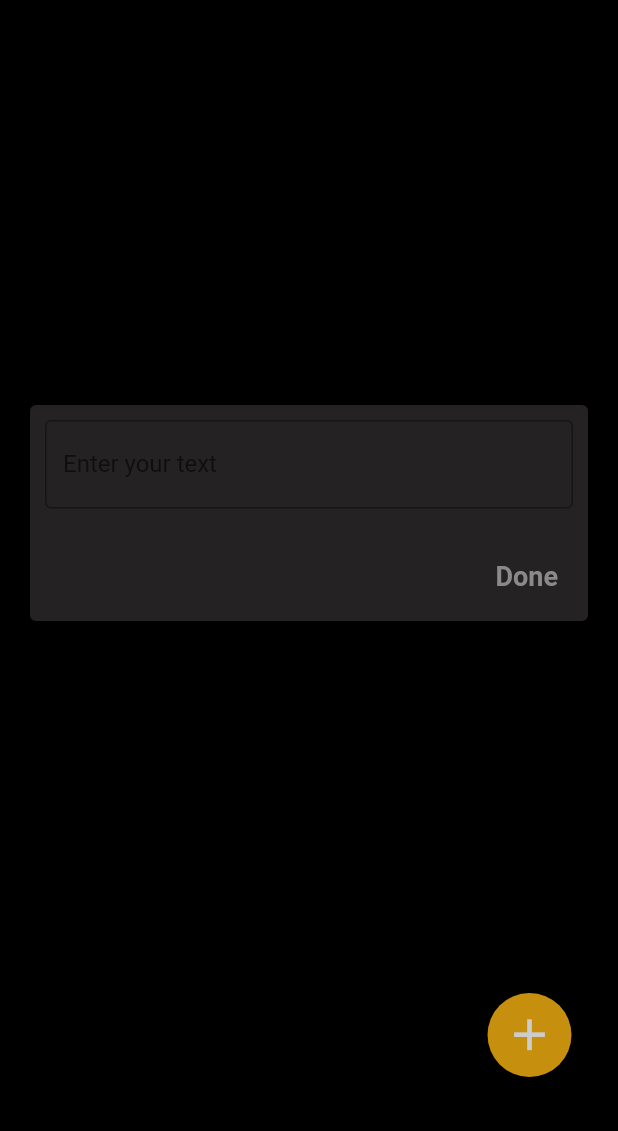
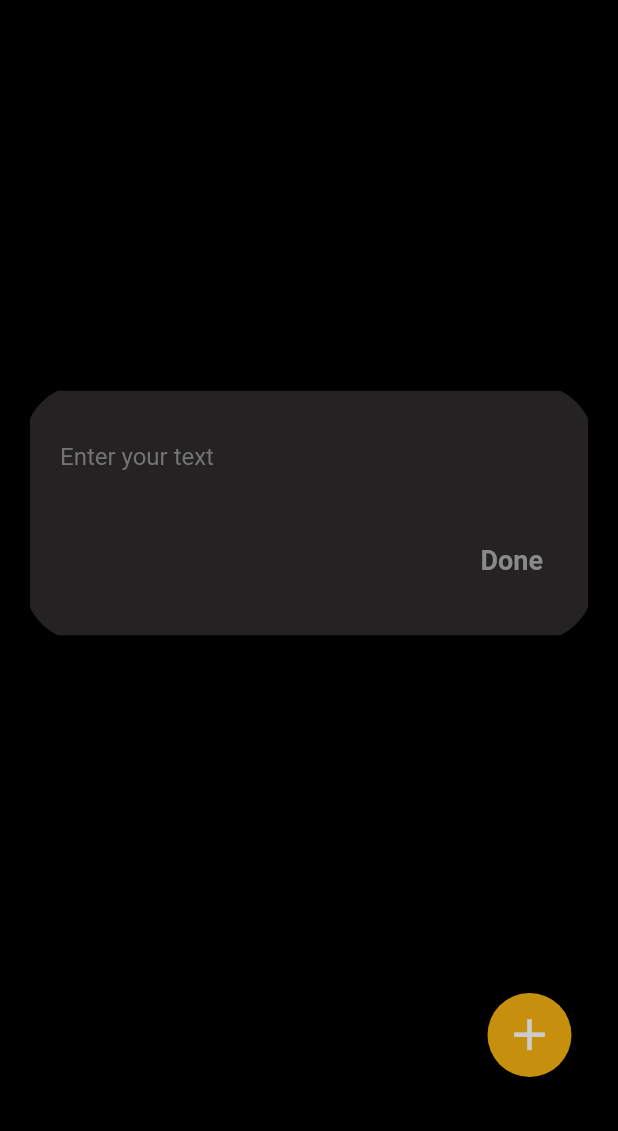
Before and after one commit to amna-kamran/Todo-App-Flutter, a Flutter app: the screen it shows after launch, after a tap on the "add" icon, on a phone screen of 412 x 824 dp, the part 105-1236 px from its top. Run offline on Flutter 3.47's test engine with Material 2 defaults, Android fonts, the phone set to English and light mode, and no system bars; our stand-ins replace cloud_firestore, firebase_core, flutter_svg; accounts and stored records are empty.

Commit message:
new task overlay card fixed

```diff
--- a/lib/screens/home/widget/overlay_content.dart
+++ b/lib/screens/home/widget/overlay_content.dart
@@ -35,38 +35,43 @@ class OverlayContentState extends State<OverlayContent> {
     return SingleChildScrollView(
       child: Padding(
         padding: const EdgeInsets.all(16.0),
+        child: ClipRRect(
+          borderRadius: BorderRadius.circular(40),
           child: Card(
             color: const Color.fromARGB(255, 36, 34, 34),
             child: Padding(
               padding: const EdgeInsets.only(
-              top: 10,
-              right: 10,
-              left: 10,
-            ),
+                  top: 20, right: 20, left: 20, bottom: 20),
               child: Column(
+                crossAxisAlignment: CrossAxisAlignment.end,
                 children: [
                   TextFormField(
+                    style: TextStyle(color: CustomColors.textColor),
                     controller: _textFieldController,
                     decoration: const InputDecoration(
-                    labelText: 'Enter your text',
-                    border: OutlineInputBorder(),
+                      hintText: 'Enter your text',
+                      hintStyle:
+                          TextStyle(color: Color.fromARGB(255, 116, 115, 115)),
+                      border: InputBorder.none,
                     ),
                   ),
                   Spaces.h15,
-                SizedBox(
+                  GestureDetector(
+                    onTap: isTextFieldEmpty ? null : _handleDoneButtonTap,
+                    child: SizedBox(
                       height: 60,
-                  width: double.infinity,
-                  child: GestureDetector(
-                    onTap: isTextFieldEmpty ? null : _handleDoneButtonTap,
+                      width: 90,
                       child: Container(
                         padding: const EdgeInsets.all(10),
                         alignment: Alignment.centerRight,
                         height: 30,
                         width: 70,
-                      child: const Text(
+                        child: Text(
                           'Done',
                           style: TextStyle(
-                          color: CustomColors.lightGrey,
+                            color: isTextFieldEmpty
+                                ? CustomColors.lightGrey
+                                : CustomColors.yellow,
                             fontSize: 18,
                             fontWeight: FontWeight.bold,
                           ),
@@ -75,6 +80,7 @@ class OverlayContentState extends State<OverlayContent> {
                     ),
                   ),
                 ],
+              ),
             ),
           ),
         ),
```
Lines whose indentation alone changed are shown as unchanged.
